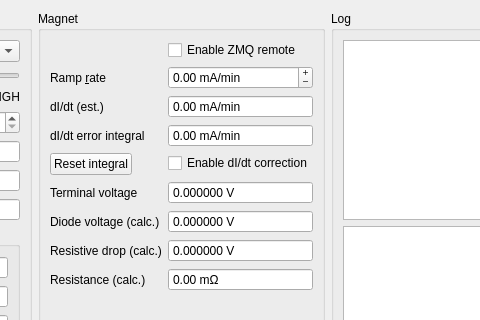
Qt form MagnetControl3Ui.ui (AvirupRoy/research) before a commit; both pictures show x 431 to 911 and y 0 to 320 of the 1053 by 458 pixel window.
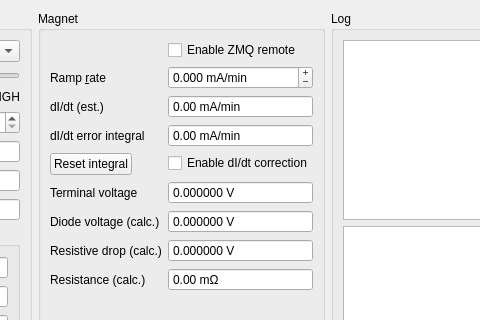
The same form after that commit. Custom widgets are drawn as their Qt base class.

Commit message: Support immediate update of magnet voltage. Increased ramp rate resolution by another digit.

Patch:
```diff
--- a/MagnetControl3Ui.ui
+++ b/MagnetControl3Ui.ui
@@ -685,7 +685,7 @@
                  <string> mA/min</string>
                 </property>
                 <property name="decimals">
-                 <number>2</number>
+                 <number>3</number>
                 </property>
                 <property name="minimum">
                  <double>-1000.000000000000000</double>
```
Left out of the diff: 2 changed lines with no effect on the pictures. The commit also changes 1 other file.
